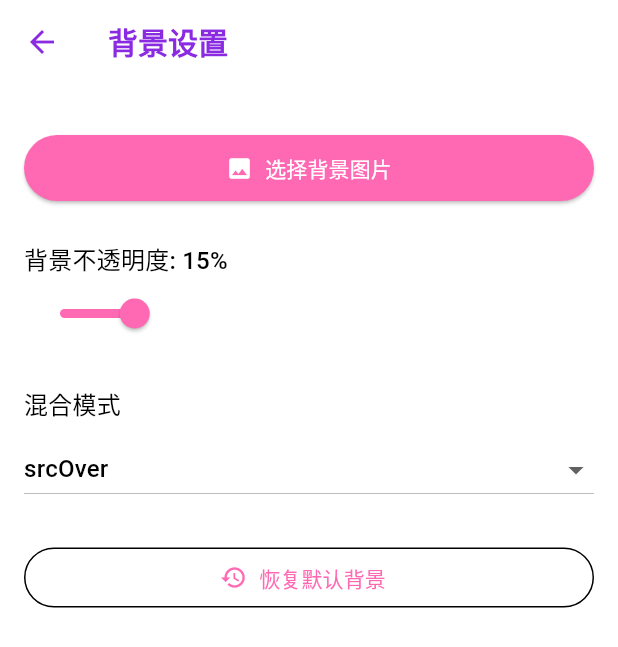
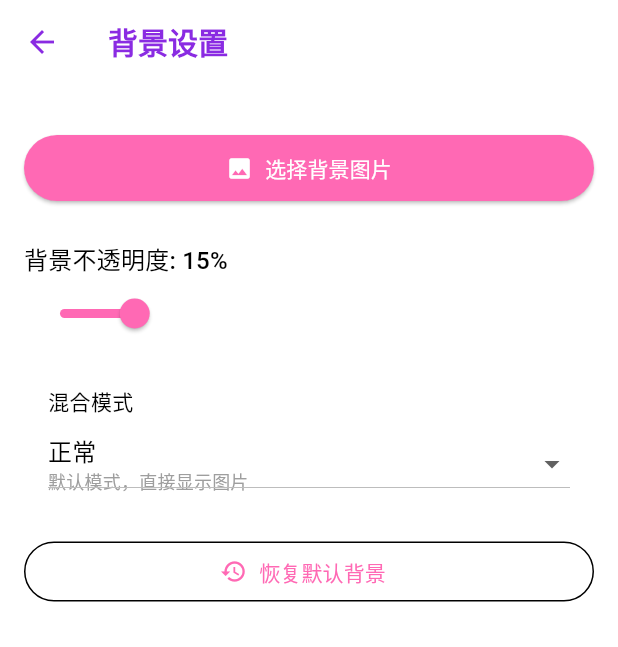
Before and after one commit to airhandsome/musicPlayer, a Flutter app: the BackgroundSettingsScreen screen opened directly, on a phone screen of 412 x 824 dp. Shown: the top 647 px of the screen. Run offline on Flutter 3.47's test engine with Material 3 defaults, Android fonts, the phone set to English and light mode, and no system bars; our stand-ins replace google_nav_bar, image_picker, just_audio, shared_preferences; accounts and stored records are empty; network calls fail.

Commit message:
fix mode

```diff
--- a/lib/screens/background_settings_screen.dart
+++ b/lib/screens/background_settings_screen.dart
@@ -78,25 +78,49 @@ class BackgroundSettingsScreen extends StatelessWidget {
               const SizedBox(height: 24),
 
               // 混合模式选择
-              Text(
-                '混合模式',
-                style: Theme.of(context).textTheme.titleMedium,
-              ),
+              Padding(
+                padding: const EdgeInsets.symmetric(horizontal: 16),
+                child: Consumer<BackgroundProvider>(
+                  builder: (context, provider, _) {
+                    final settings = provider.getBackgroundForPage(pageName);
+                    return Column(
+                      crossAxisAlignment: CrossAxisAlignment.start,
+                      children: [
+                        const Text('混合模式'),
                         const SizedBox(height: 8),
                         DropdownButton<BlendMode>(
                           value: settings.blendMode,
                           isExpanded: true,
-                items: BlendMode.values
-                    .map((mode) => DropdownMenuItem(
-                          value: mode,
-                          child: Text(mode.toString().split('.').last),
-                        ))
-                    .toList(),
+                          items:
+                              BackgroundSettings.blendModeOptions.map((option) {
+                            return DropdownMenuItem(
+                              value: option.mode,
+                              child: Column(
+                                crossAxisAlignment: CrossAxisAlignment.start,
+                                mainAxisSize: MainAxisSize.min,
+                                children: [
+                                  Text(option.name),
+                                  Text(
+                                    option.description,
+                                    style: const TextStyle(
+                                      fontSize: 12,
+                                      color: Colors.grey,
+                                    ),
+                                  ),
+                                ],
+                              ),
+                            );
+                          }).toList(),
                           onChanged: (BlendMode? value) {
                             if (value != null) {
-                    backgroundProvider.updateBlendMode(pageName, value);
+                              provider.updateBlendMode(pageName, value);
                             }
                           },
+                        ),
+                      ],
+                    );
+                  },
+                ),
               ),
 
               const SizedBox(height: 24),
```
Lines whose indentation alone changed are shown as unchanged.
